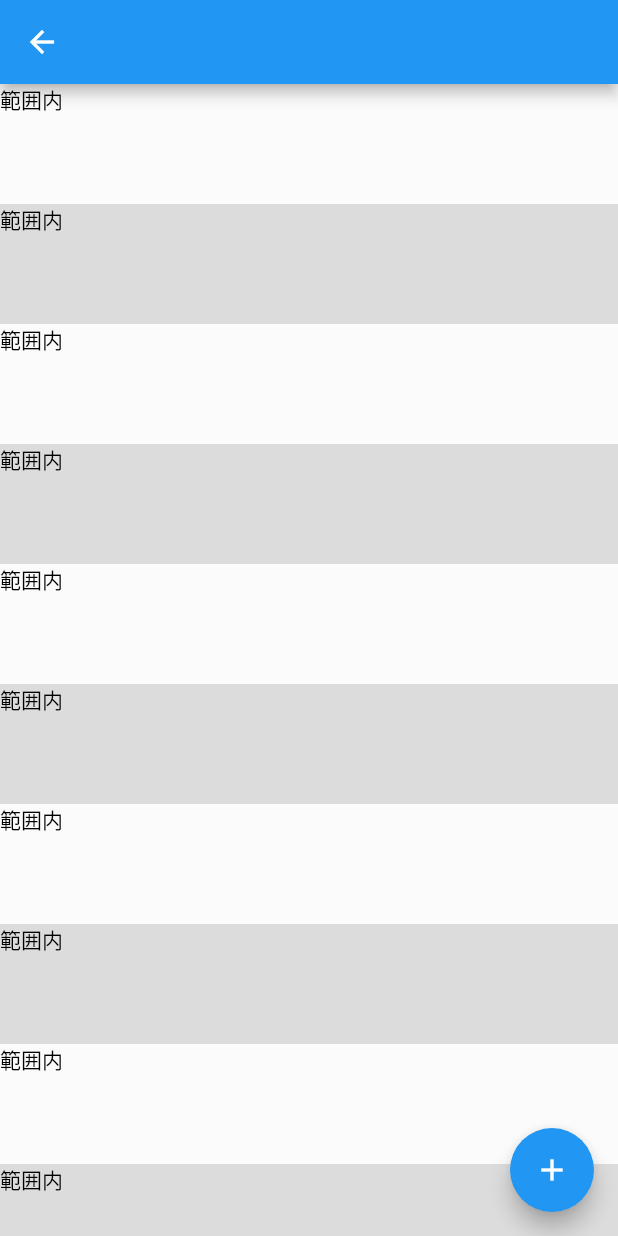
After one commit to 0maru/flutter_widget_to_image, a Flutter app: the screen it shows after launch, after a tap on "WrapChildrenPage", on a phone screen of 412 x 824 dp. The commit adds this screen. Run offline on Flutter 3.47's test engine with Material 2 defaults, Android fonts, the light colour scheme and no system bars.

Commit message:
描画範囲外も含める

```diff
--- a/lib/main.dart
+++ b/lib/main.dart
@@ -1,5 +1,6 @@
 import 'package:flutter/material.dart';
 import 'package:widget_to_image/pages/normal.dart';
+import 'package:widget_to_image/pages/wrap_children.dart';
 
 void main() {
   runApp(MyApp());
@@ -37,6 +38,16 @@ class HomePage extends StatelessWidget {
               );
             },
           ),
+          ListTile(
+            title: Text('WrapChildrenPage'),
+            onTap: () {
+              Navigator.of(context).push(
+                MaterialPageRoute(
+                  builder: (_) => WrapChildrenPage(),
+                ),
+              );
+            },
+          ),
         ],
       ),
     );
--- /dev/null
+++ b/lib/pages/wrap_children.dart
@@ -0,0 +1,67 @@
+import 'package:flutter/material.dart';
+import 'package:flutter/rendering.dart';
+import 'package:widget_to_image/convert_wiget_to_image.dart';
+
+class WrapChildrenPage extends StatefulWidget {
+  WrapChildrenPage({Key key}) : super(key: key);
+
+  @override
+  _WrapChildrenPageState createState() => _WrapChildrenPageState();
+}
+
+class _WrapChildrenPageState extends State<WrapChildrenPage> {
+  final GlobalKey _globalKey = GlobalKey();
+
+  @override
+  Widget build(BuildContext context) {
+    return Scaffold(
+      appBar: AppBar(),
+      body: SingleChildScrollView(
+        child: RepaintBoundary(
+          key: _globalKey,
+          child: Column(
+            mainAxisAlignment: MainAxisAlignment.center,
+            children: <Widget>[
+              for (var i in [1, 2, 3, 4, 5, 6, 7, 8, 9, 10, 11]) _buildRow(context, i),
+            ],
+          ),
+        ),
+      ),
+      floatingActionButton: FloatingActionButton(
+        onPressed: () async {
+          final _image = await ConvertWidgetToImage().execute(_globalKey);
+          showDialog(
+            context: context,
+            builder: (_) => AlertDialog(
+              title: Text('↓生成された画像↓'),
+              content: Container(
+                width: MediaQuery.of(context).size.width * 0.8,
+                child: Image.memory(
+                  _image,
+                  fit: BoxFit.fitHeight,
+                ),
+                decoration: BoxDecoration(border: Border.all()),
+              ),
+            ),
+          );
+        },
+        tooltip: 'Increment',
+        child: Icon(Icons.add),
+      ),
+    );
+  }
+
+  Widget _buildRow(BuildContext context, int index) {
+    return Container(
+      width: double.infinity,
+      height: 80,
+      child: Text(
+        MediaQuery.of(context).size.height < index * 80 ? '範囲外' : '範囲内',
+        style: TextStyle(color: Colors.black),
+      ),
+      decoration: BoxDecoration(
+        color: index % 2 == 0 ? Colors.black12 : Colors.white24,
+      ),
+    );
+  }
+}
```
